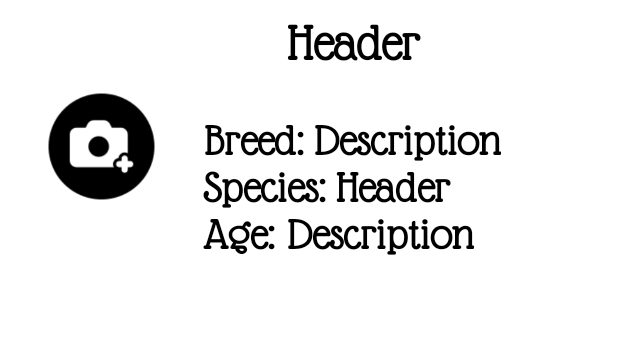
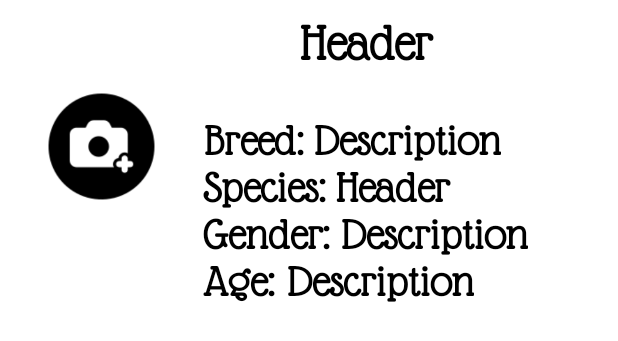
Before and after one commit to kardelencanoglu/MyPetsApp, an Android app: the layout row.xml on its own in the app's theme, with its tools: preview values and no code run, on a phone screen of 412 x 824 dp. Shown: the top 341 px of the screen. Run offline under Robolectric (Android 15) with nearby library versions, the phone set to English and light mode, and no system bars.

Commit message:
gender value xampp add, etc...

```diff
--- a/app/src/main/java/com/kardelen/sahipsizkahramanlar/adoption/AdoptionActivity.java
+++ b/app/src/main/java/com/kardelen/sahipsizkahramanlar/adoption/AdoptionActivity.java
@@ -143,7 +143,7 @@ public class AdoptionActivity extends AppCompatActivity implements AdapterView.O
 
                 if(!name.equals("") && !breed.equals("") && !ageString.equals("") && !species.equals("") && !gender.equals("") && bitmap != null) {
 
-                    Pet pet = new Pet(name, breed, species, age+"");
+                    Pet pet = new Pet(name, breed, species,age+"", gender);
                     uploadImageToServer(getApplicationContext(),uri, pet);
 
                     Intent intent = new Intent(getApplicationContext(), ListPetActivity.class);
@@ -182,11 +182,12 @@ public class AdoptionActivity extends AppCompatActivity implements AdapterView.O
                 .addFormDataPart("name", pet.getName())
                 .addFormDataPart("breed", pet.getBreed())
                 .addFormDataPart("species", pet.getSpecies())
+                .addFormDataPart("gender", pet.getGender())
                 .addFormDataPart("age", pet.getAge())
                 .build();
 
         okhttp3.Request request = new okhttp3.Request.Builder()
-                .url("http://192.168.0.17/androidpets/index.php?add=333")
+                .url("http://192.168.1.194/androidpets/index.php?add=333")
                 .post(requestBody)
                 .build();
 
--- a/app/src/main/java/com/kardelen/sahipsizkahramanlar/login/LoginActivity.java
+++ b/app/src/main/java/com/kardelen/sahipsizkahramanlar/login/LoginActivity.java
@@ -60,7 +60,7 @@ public class LoginActivity extends AppCompatActivity {
                             String[] data = new String[2];
                             data[0] = email;
                             data[1] = password;
-                            PutData putData = new PutData("http://192.168.0.17/loginregister/login.php", "POST", field, data);
+                            PutData putData = new PutData("http://192.168.1.194/loginregister/login.php", "POST", field, data);
                             if (putData.startPut()) {
                                 if (putData.onComplete()) {
                                     String result = putData.getResult();
--- a/app/src/main/java/com/kardelen/sahipsizkahramanlar/login/RegisterActivity.java
+++ b/app/src/main/java/com/kardelen/sahipsizkahramanlar/login/RegisterActivity.java
@@ -71,7 +71,7 @@ public class RegisterActivity extends AppCompatActivity {
                             data[1] = username;
                             data[2] = password;
                             data[3] = email;
-                            PutData putData = new PutData("http://192.168.0.17/loginregister/signup.php", "POST", field, data);
+                            PutData putData = new PutData("http://192.168.1.194/loginregister/signup.php", "POST", field, data);
                             if (putData.startPut()) {
                                 if (putData.onComplete()) {
                                     String result = putData.getResult();
--- a/app/src/main/res/layout/row.xml
+++ b/app/src/main/res/layout/row.xml
@@ -94,11 +94,40 @@
 
             </LinearLayout>
 
+            <LinearLayout
+                android:layout_width="wrap_content"
+                android:layout_height="wrap_content"
+                android:orientation="horizontal">
+
+                <TextView
+                    android:layout_width="match_parent"
+                    android:layout_height="wrap_content"
+                    android:text="Gender: "
+                    android:textStyle="bold"
+                    android:fontFamily="@font/font"
+                    android:textColor="@color/black"
+                    android:textSize="30sp"
+                    android:gravity="center"/>
+
+                <TextView
+                    android:layout_width="match_parent"
+                    android:layout_height="wrap_content"
+                    android:text="Description"
+                    android:textStyle="bold"
+                    android:fontFamily="@font/font"
+                    android:textColor="@color/black"
+                    android:textSize="30sp"
+                    android:gravity="center"
+                    android:id="@+id/genderText"/>
+
+            </LinearLayout>
+
+
 
             <LinearLayout
                     android:layout_width="wrap_content"
                     android:layout_height="wrap_content"
-                    android:layout_marginBottom="40dp"
+                android:layout_marginBottom="40dp"
                     android:orientation="horizontal">
 
                 <TextView
--- a/app/src/main/res/values/strings.xml
+++ b/app/src/main/res/values/strings.xml
@@ -24,5 +24,6 @@
     <string-array name="gender">
         <item>"Female"</item>
         <item>"Male"</item>
+        <item>"Uncertain/Baby"</item>
     </string-array>
 </resources>
```
Also changed, not shown: app/src/main/java/com/kardelen/sahipsizkahramanlar/adoption/Pet.java (+12 -1 lines), app/src/main/java/com/kardelen/sahipsizkahramanlar/pet/ListPetActivity.java (+11 -4 lines), app/src/main/res/layout/activity_login.xml (+13 -3 lines).
